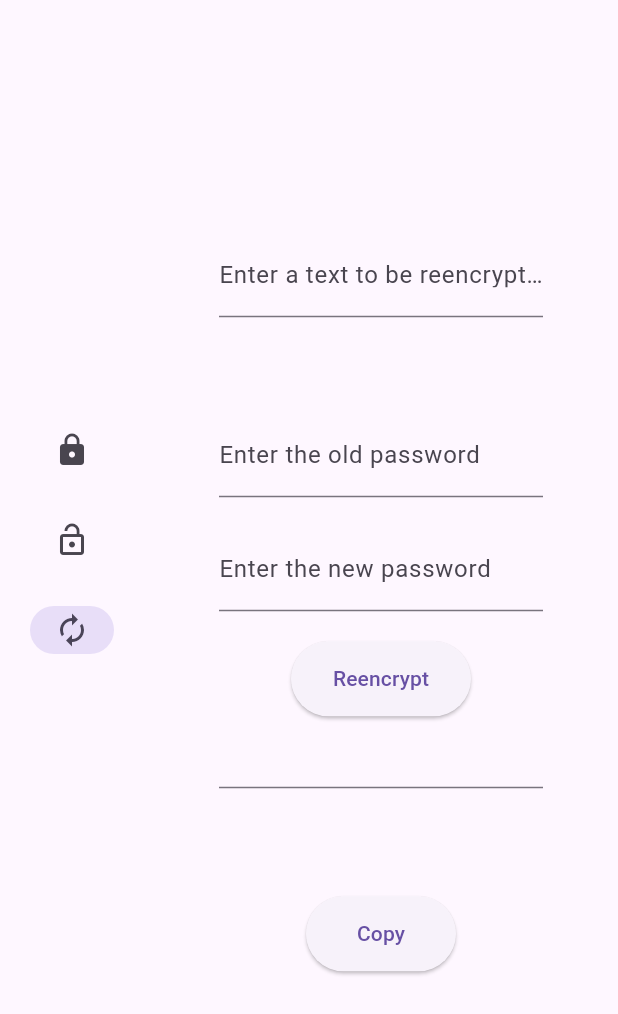
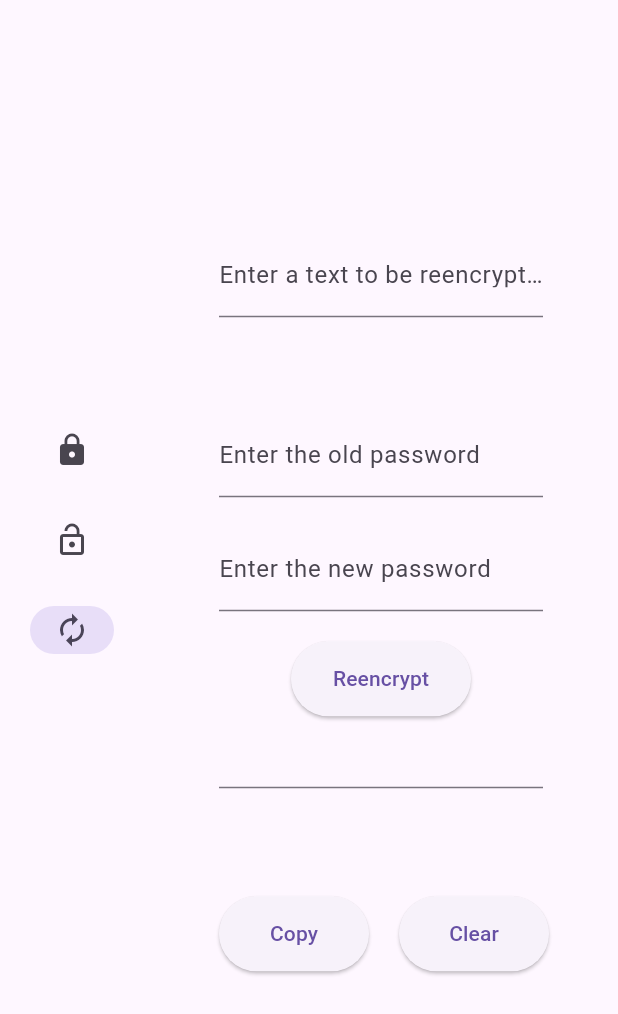
Before and after one commit to willotavio/enc-flutter, a Flutter app: the screen it shows after launch, after a tap on "Decryption", after a tap on "Reencryption", on a phone screen of 412 x 824 dp. Shown: the top 1014 px of the screen. Run offline on Flutter 3.47's test engine with Material 3 defaults, Android fonts, the phone set to English and light mode, and no system bars; missing offline and left inert: pointycastle.

Commit message:
Add clear button in encryption/decryption/reencryption screens

```diff
--- a/lib/main.dart
+++ b/lib/main.dart
@@ -1,4 +1,4 @@
-import 'package:enc_flutter/screens/reencryption_screen.dart';
+import '../screens/reencryption_screen.dart';
 import 'package:flutter/material.dart';
 import './screens/encryption_screen.dart';
 import './screens/decryption_screen.dart';
--- a/lib/screens/decryption_screen.dart
+++ b/lib/screens/decryption_screen.dart
@@ -88,6 +88,9 @@ class _DecryptionScreenState extends State<DecryptionScreen> {
                     ),
                   ),
                   SizedBox(height: 20),
+                  Row(
+                    mainAxisAlignment: MainAxisAlignment.center,
+                    children: [
                       ElevatedButton(
                         onPressed: () async{
                           if(_decryptedTextResult.text.isNotEmpty){
@@ -102,6 +105,23 @@ class _DecryptionScreenState extends State<DecryptionScreen> {
                           fixedSize: Size(100, 50),
                         ),
                       ),
+                      SizedBox(width: 20),
+                      ElevatedButton(
+                        onPressed: () {
+                          _textToDecryptController.text = "";
+                          _decryptionPasswordController.text = "";
+                          _decryptedTextResult.text = "";
+                          setState(() {
+                            copyConfirmation = "";
+                          });
+                        },
+                        child: Text("Clear"),
+                        style: ElevatedButton.styleFrom(
+                          fixedSize: Size(100, 50)
+                        ),
+                      )
+                    ],
+                  ),
                   Text(copyConfirmation),
                 ],
               ),
--- a/lib/screens/encryption_screen.dart
+++ b/lib/screens/encryption_screen.dart
@@ -88,6 +88,9 @@ class _EncryptionScreenState extends State<EncryptionScreen> {
                     ),
                   ),
                   SizedBox(height: 20),
+                  Row(
+                    mainAxisAlignment: MainAxisAlignment.center,
+                    children: [
                       ElevatedButton(
                         onPressed: () async{
                           if(_encryptedTextResult.text.isNotEmpty){
@@ -102,6 +105,23 @@ class _EncryptionScreenState extends State<EncryptionScreen> {
                           fixedSize: Size(100, 50),
                         ),
                       ),
+                      SizedBox(width: 20),
+                      ElevatedButton(
+                        onPressed: () {
+                          _textToEncryptController.text = "";
+                          _encryptionPasswordController.text = "";
+                          _encryptedTextResult.text = "";
+                          setState(() {
+                            copyConfirmation = "";
+                          });
+                        },
+                        child: Text("Clear"),
+                        style: ElevatedButton.styleFrom(
+                          fixedSize: Size(100, 50),
+                        ),
+                      ),
+                    ],
+                  ),
                   Text(copyConfirmation),
                 ],
               ),
--- a/lib/screens/reencryption_screen.dart
+++ b/lib/screens/reencryption_screen.dart
@@ -1,4 +1,4 @@
-import 'package:enc_flutter/services/cryptographer.dart';
+import '../services/cryptographer.dart';
 import 'package:flutter/material.dart';
 import 'package:flutter/services.dart';
 
@@ -106,6 +106,9 @@ class _ReencryptionScreenState extends State<ReencryptionScreen>{
                     ),
                   ),
                   SizedBox(height: 20),
+                  Row(
+                    mainAxisAlignment: MainAxisAlignment.center,
+                    children: [
                       ElevatedButton(
                         onPressed: () async{
                           if(_reencryptionResult.text.isNotEmpty){
@@ -120,6 +123,24 @@ class _ReencryptionScreenState extends State<ReencryptionScreen>{
                           fixedSize: Size(100, 50),
                         ),
                       ),
+                      SizedBox(width: 20),
+                      ElevatedButton(
+                        onPressed: () {
+                          _textToReencryptController.text = "";
+                          _reencryptionOldPasswordController.text = "";
+                          _reencryptionNewPasswordController.text = "";
+                          _reencryptionResult.text = "";
+                          setState(() {
+                            copyConfirmation = "";
+                          });
+                        },
+                        child: Text("Clear"),
+                        style: ElevatedButton.styleFrom(
+                          fixedSize: Size(100, 50),
+                        ),
+                      ),
+                    ],
+                  ),
                   Text(copyConfirmation),
                 ],
               ),
--- a/pubspec.yaml
+++ b/pubspec.yaml
@@ -1,5 +1,5 @@
 name: enc_flutter
-description: "A new Flutter project."
+description: "Encrypt your stuff!"
 # The following line prevents the package from being accidentally published to
 # pub.dev using `flutter pub publish`. This is preferred for private packages.
 publish_to: 'none' # Remove this line if you wish to publish to pub.dev
@@ -16,7 +16,7 @@ publish_to: 'none' # Remove this line if you wish to publish to pub.dev
 # https://developer.apple.com/library/archive/documentation/General/Reference/InfoPlistKeyReference/Articles/CoreFoundationKeys.html
 # In Windows, build-name is used as the major, minor, and patch parts
 # of the product and file versions while build-number is used as the build suffix.
-version: 1.0.0+1
+version: 1.1.0+1
 
 environment:
   sdk: '>=3.2.6 <4.0.0'
```
Lines whose indentation alone changed are shown as unchanged.
